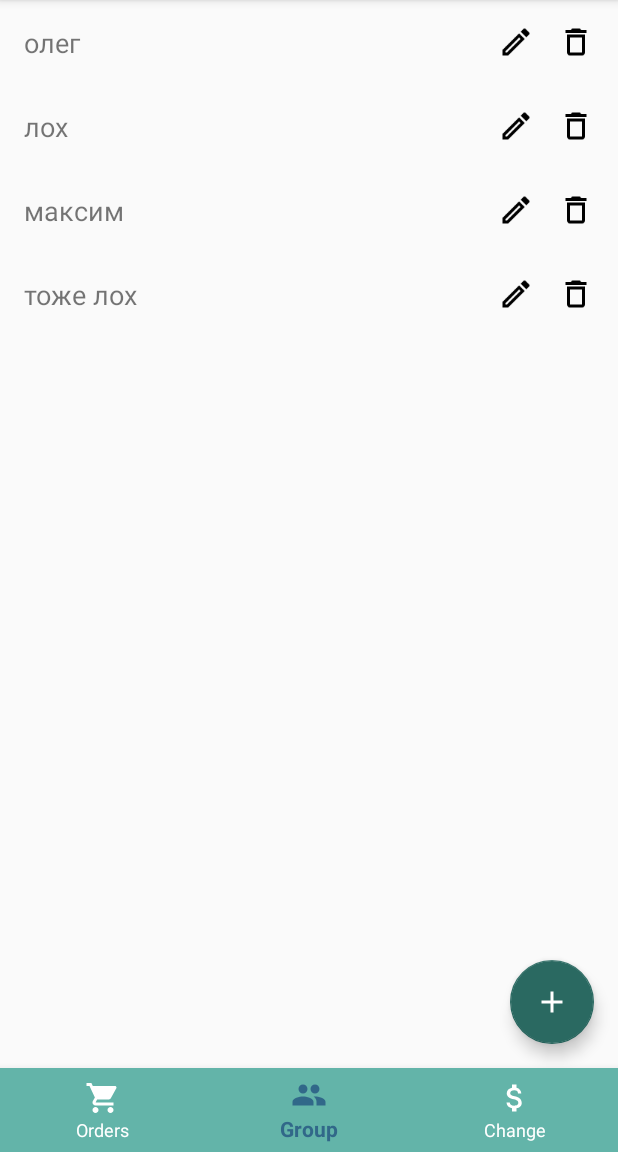
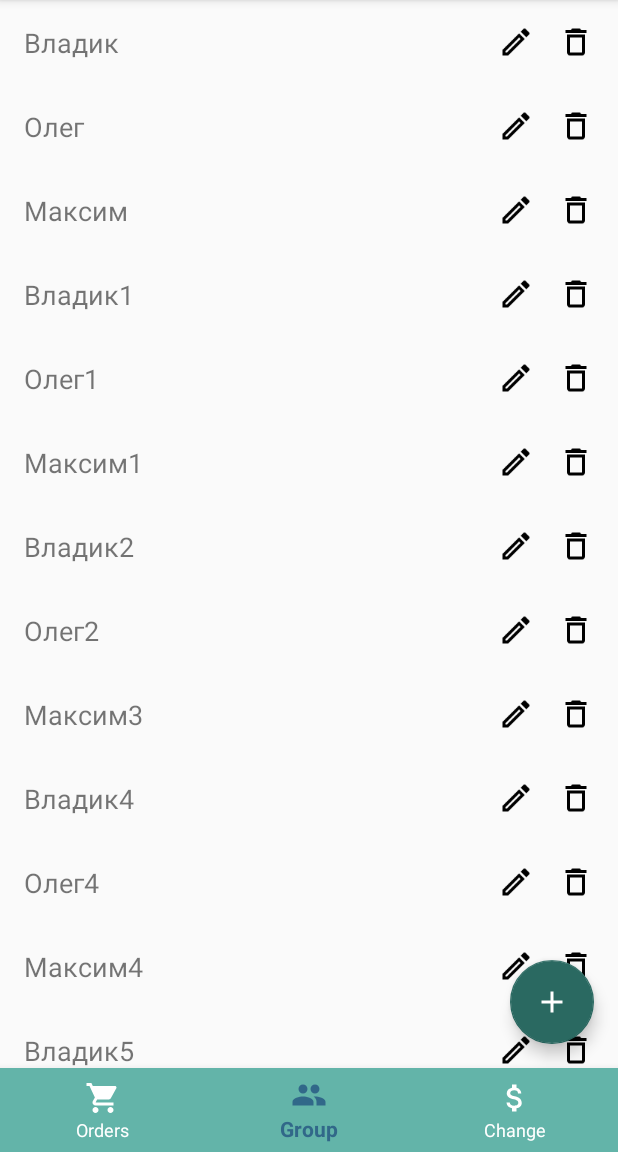
Before and after one commit to RogachevMD/ChangeManager, an Android app: the OrdersFragment screen opened directly, with no data from a screen before it, item 2 of the bottom bar chosen, on a phone screen of 412 x 824 dp, the part 84-1236 px from its top. Run offline under Robolectric (Android 15) with nearby library versions, the phone set to English and light mode, and no system bars.

Commit message:
v.07.03.09

```diff
--- a/app/src/main/java/com/topstrejiok/changemanager/activity/SessionActivity.java
+++ b/app/src/main/java/com/topstrejiok/changemanager/activity/SessionActivity.java
@@ -68,9 +68,23 @@ public class SessionActivity extends AppCompatActivity {
                     }
                 });
         names = new ArrayList<>();
-        names.add("олег");
-        names.add("лох");
-        names.add("максим");
-        names.add("тоже лох");
+        names.add("Владик");
+        names.add("Олег");
+        names.add("Максим");
+        names.add("Владик1");
+        names.add("Олег1");
+        names.add("Максим1");
+        names.add("Владик2");
+        names.add("Олег2");
+        names.add("Максим3");
+        names.add("Владик4");
+        names.add("Олег4");
+        names.add("Максим4");
+        names.add("Владик5");
+        names.add("Олег5");
+        names.add("Максим5");
+        names.add("Владик6");
+        names.add("Олег6");
+        names.add("Максим6");
     }
 }
```
Also changed, not shown: app/src/main/java/com/topstrejiok/changemanager/fragment/OrdersFragment.java (+59 -0 lines), app/src/main/res/layout/alert_item_orders.xml (added, +99 -0 lines), app/src/main/res/layout/fragment_orders.xml (+22 -7 lines).
